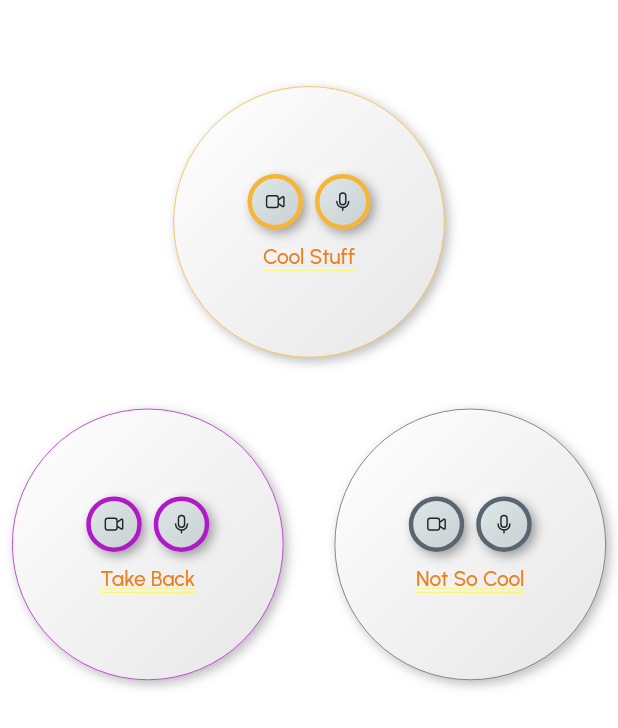
After one commit to LeoSammy/leejournal_v2, a Flutter app: the AudioView screen opened directly, after a tap on an icon or button, on a phone screen of 412 x 824 dp. The commit adds this screen. Shown: the top 728 px of the screen. Run offline on Flutter 3.47's test engine with Material 3 defaults, Android fonts, the phone set to English and light mode, and no system bars; drawn by our look-alikes of flutter_neumorphic; our stand-ins replace device_preview, fluentui_icons, flutter_svg, gap, get; network calls fail.

Commit message:
feat: audio view for journal added

```diff
--- /dev/null
+++ b/lib/screens/home/audio_view.dart
@@ -0,0 +1,438 @@
+import 'package:fluentui_icons/fluentui_icons.dart';
+import 'package:flutter_neumorphic/flutter_neumorphic.dart';
+import 'package:gap/gap.dart';
+import 'package:leejournal/utils/utils.dart';
+import 'package:leejournal/widgets/widgets.dart';
+
+class AudioView extends StatefulWidget {
+  const AudioView({Key? key}) : super(key: key);
+
+  @override
+  State<AudioView> createState() => _AudioViewState();
+}
+
+class _AudioViewState extends State<AudioView> {
+  OverlayEntry? overlayEntry;
+
+  final GlobalKey _sKey = GlobalKey();
+  final GlobalKey _myKey1 = GlobalKey();
+  final GlobalKey _myKey2 = GlobalKey();
+  final GlobalKey _myKey3 = GlobalKey();
+
+  get size => null;
+  //final recorder = RecordSound();
+
+  @override
+  void initState() {
+  //  recorder;
+    super.initState();
+  }
+
+  @override
+  void dispose() {
+  //  recorder.dispose();
+    overlayEntry?.dispose();
+    super.dispose();
+  }
+
+  //List<Widget> get myList => moodViewList;
+  late final stackItems = [
+    GestureDetector(
+      key: _myKey3,
+      onTap: () {
+        _swapIndex(_myKey3);
+      },
+      child: Align(
+        alignment: Alignment.bottomRight,
+        child: Neumorphic(
+          style: NeumorphicStyle(
+            shape: NeumorphicShape.convex,
+            boxShape: NeumorphicBoxShape.roundRect(BorderRadius.circular(100)),
+            border: const NeumorphicBorder(
+                width: 0.5, color: Styles.mainAppPaynesGray),
+            depth: 5,
+            intensity: 0.50,
+            surfaceIntensity: 0.25,
+            lightSource: LightSource.topLeft,
+            color: Theme.of(context).indicatorColor,
+          ),
+          child: SizedBox(
+              height: AppLayout.getHeight(180),
+              width: AppLayout.getWidth(180),
+              child: Column(
+                mainAxisAlignment: MainAxisAlignment.center,
+                crossAxisAlignment: CrossAxisAlignment.center,
+                children: [
+                  Row(
+                    mainAxisAlignment: MainAxisAlignment.center,
+                    children: [
+                      //recordVideo(AppColor.mainAppPaynesGray),
+                      NeumorphicButton(
+                        onPressed: () {
+                          _swapIndex(_myKey3);
+                          _showVideoOverlay(context);
+                        },
+                        style: const NeumorphicStyle(
+                          shape: NeumorphicShape.convex,
+                          border: NeumorphicBorder(
+                              width: 3,
+                              color:Styles.mainAppPaynesGray),
+                          depth: 5,
+                          boxShape: NeumorphicBoxShape.circle(),
+                        ),
+                        padding: const EdgeInsets.all(8.0),
+                        child: NeumorphicIcon(FluentSystemIcons.ic_fluent_video_regular,
+                            size:AppLayout.getHeight(15),
+                            style: const NeumorphicStyle(
+                                color: Styles.mainAppDarkMode)),
+                      ),
+                      Gap(AppLayout.getHeight(8)),
+                      // recordAudio(AppColor.mainAppPaynesGray),
+                      NeumorphicButton(
+                        onPressed: () {
+                          _swapIndex(_myKey3);
+                          _showAudioOverlay(context, "Not So Cool",
+                              Styles.mainAppPaynesGray);
+                        },
+                        style: const NeumorphicStyle(
+                          shape: NeumorphicShape.convex,
+                          border: NeumorphicBorder(
+                              width: 3,
+                              color: Styles.mainAppPaynesGray),
+                          depth: 5,
+                          boxShape: NeumorphicBoxShape.circle(),
+                        ),
+                        padding: const EdgeInsets.all(8.0),
+                        child: NeumorphicIcon( FluentSystemIcons.ic_fluent_mic_on_regular,
+                            size: AppLayout.getHeight(15),
+                            style: const NeumorphicStyle(
+                                color: Styles.mainAppDarkMode)),
+                      )
+                    ],
+                  ),
+                  Gap(AppLayout.getHeight(10)),
+                  NormalText(
+                    text: 'Not So Cool',
+                    fontWeight: FontWeight.w500,
+                    color: Theme.of(context).textTheme.titleMedium!.color,
+                  )
+                ],
+              )),
+        ),
+      ),
+    ),
+    GestureDetector(
+      key: _myKey2,
+      onTap: () {
+        _swapIndex(
+          _myKey2,
+        );
+      },
+      child: Align(
+        alignment: Alignment.bottomLeft,
+        child: Neumorphic(
+          style: NeumorphicStyle(
+            shape: NeumorphicShape.convex,
+            boxShape: NeumorphicBoxShape.roundRect(BorderRadius.circular(100)),
+            border: const NeumorphicBorder(
+                width: 0.5, color: Styles.mainAppPurpleMunsell),
+            depth: 5,
+            intensity: 0.50,
+            surfaceIntensity: 0.25,
+            lightSource: LightSource.topLeft,
+              color: Theme.of(context).indicatorColor,
+          ),
+          child: SizedBox(
+              height: AppLayout.getHeight(180),
+              width: AppLayout.getWidth(180),
+              child: Column(
+                mainAxisAlignment: MainAxisAlignment.center,
+                crossAxisAlignment: CrossAxisAlignment.center,
+                children: [
+                  Row(
+                    mainAxisAlignment: MainAxisAlignment.center,
+                    children: [
+                      //     recordVideo(AppColor.mainAppPurpleMunsell),
+                      NeumorphicButton(
+                        onPressed: () {
+                          _swapIndex(_myKey2);
+                          _showVideoOverlay(context);
+                        },
+                        style: const NeumorphicStyle(
+                          shape: NeumorphicShape.convex,
+                          border: NeumorphicBorder(
+                              width: 3,
+                              color: Styles.mainAppPurpleMunsell),
+                          depth: 5,
+                          boxShape: NeumorphicBoxShape.circle(),
+                        ),
+                        padding: const EdgeInsets.all(8.0),
+                        child: NeumorphicIcon(FluentSystemIcons.ic_fluent_video_regular,
+                            size: AppLayout.getHeight(15),
+                            style: const NeumorphicStyle(
+                                color: Styles.mainAppDarkMode)),
+                      ),
+                      Gap(AppLayout.getHeight(8)),
+                      //   recordAudio(AppColor.mainAppPurpleMunsell)
+                      NeumorphicButton(
+                        onPressed: () {
+                          _swapIndex(_myKey2);
+                          _showAudioOverlay(context, "Take Back",
+                              Styles.mainAppPurpleMunsell);
+                        },
+                        style: const NeumorphicStyle(
+                          shape: NeumorphicShape.convex,
+                          border: NeumorphicBorder(
+                              width:3,
+                              color: Styles.mainAppPurpleMunsell),
+                          depth: 5,
+                          boxShape: NeumorphicBoxShape.circle(),
+                        ),
+                        padding: const EdgeInsets.all(8.0),
+                        child: NeumorphicIcon( FluentSystemIcons.ic_fluent_mic_on_regular,
+                            size: AppLayout.getHeight(15),
+                            style: const NeumorphicStyle(
+                                color: Styles.mainAppDarkMode)),
+                      )
+                    ],
+                  ),
+                  Gap(AppLayout.getHeight(10)),
+                  NormalText(
+                    text: 'Take Back',
+                    fontWeight: FontWeight.w500,
+                    color: Theme.of(context).textTheme.titleMedium!.color,
+                  )
+                ],
+              )),
+        ),
+      ),
+    ),
+    GestureDetector(
+      key: _myKey1,
+      onTap: () {
+        _swapIndex(_myKey1);
+      },
+      child: Align(
+        alignment: Alignment.topCenter,
+        child: Neumorphic(
+          style: NeumorphicStyle(
+            shape: NeumorphicShape.convex,
+            boxShape: NeumorphicBoxShape.roundRect(BorderRadius.circular(100)),
+            border: const NeumorphicBorder(
+                width: 0.5, color:Styles.mainAppYellowGlow),
+            depth: 5,
+            intensity: 0.50,
+            surfaceIntensity: 0.25,
+            lightSource: LightSource.topLeft,
+            color: Theme.of(context).indicatorColor,
+          ),
+          child: SizedBox(
+              height: AppLayout.getHeight(180),
+              width: AppLayout.getWidth(180),
+              child: Column(
+                mainAxisAlignment: MainAxisAlignment.center,
+                crossAxisAlignment: CrossAxisAlignment.center,
+                children: [
+                  Row(
+                    mainAxisAlignment: MainAxisAlignment.center,
+                    children: [
+                      //  recordVideo(AppColor.mainAppYellowGlow),
+                      NeumorphicButton(
+                        onPressed: () {
+                          _swapIndex(_myKey1);
+                          _showVideoOverlay(context);
+                        },
+                        style: const NeumorphicStyle(
+                          shape: NeumorphicShape.convex,
+                          border: NeumorphicBorder(
+                              width: 3,
+                              color: Styles.mainAppYellowGlow),
+                          depth: 5,
+                          boxShape: NeumorphicBoxShape.circle(),
+                        ),
+                        padding: const EdgeInsets.all(8.0),
+                        child: NeumorphicIcon(FluentSystemIcons.ic_fluent_video_regular,
+                            size: AppLayout.getHeight(15),
+                            style: const NeumorphicStyle(
+                                color: Styles.mainAppDarkMode)),
+                      ),
+                      Gap(AppLayout.getWidth(8)),
+                      NeumorphicButton(
+                        onPressed: () {
+                          _swapIndex(_myKey1);
+                          _showAudioOverlay(context, "Cool Stuff",
+                              Styles.mainAppYellowGlow);
+                        },
+                        style: const NeumorphicStyle(
+                          shape: NeumorphicShape.convex,
+                          border: NeumorphicBorder(
+                              width: 3,
+                              color: Styles.mainAppYellowGlow),
+                          depth: 5,
+                          boxShape: NeumorphicBoxShape.circle(),
+                        ),
+                        padding: const EdgeInsets.all(8.0),
+                        child: NeumorphicIcon(
+  FluentSystemIcons.ic_fluent_mic_on_regular,
+                            size: AppLayout.getHeight(15),
+                            style: const NeumorphicStyle(
+                                color: Styles.mainAppDarkMode)),
+                        // child:Icon( recorder.soundRecorder.isRecording ? AppIcons.stop: AppIcons.mic_1),
+                      )
+                    ],
+                  ),
+                  Gap(AppLayout.getHeight(10)),
+                  NormalText(
+                    text: 'Cool Stuff',
+                    fontWeight: FontWeight.w500,
+                    color: Theme.of(context).textTheme.titleMedium!.color,
+                  ),
+                ],
+              )),
+        ),
+      ),
+    ),
+  ];
+
+  @override
+  Widget build(BuildContext context) {
+
+    final size = AppLayout.getSize(context);
+    return SingleChildScrollView(
+      child: Container(
+        margin: EdgeInsets.only(top: size.height * 0.060),
+        height: size.height * 0.50,
+        padding: const EdgeInsets.all(8.0),
+        child: AnimatedSwitcher(
+          duration: const Duration(milliseconds: 600),
+          transitionBuilder: (Widget child, Animation<double> animation) {
+            return ScaleTransition(scale: animation, child: child);
+          },
+          child: Stack(
+            key: _sKey,
+            children: stackItems,
+          ),
+        ),
+      ),
+    );
+  }
+
+  void _swapIndex(GlobalKey wKey) {
+    final renderedWidget = _sKey.currentWidget
+    as Stack; //Get the specific widget associated with global key  and cast it as a Stack (Must be a subtype of Stack)
+    int currIndex = renderedWidget.children.indexOf(wKey.currentWidget!);
+    int topIndex = stackItems.length -
+        1; //Given the moodViewList has only 3 elements, compute the index of topmost widget and return that widget
+    if (currIndex == 1 || currIndex == 0) {
+      setState(() {
+        final temp = stackItems[currIndex];
+        stackItems[currIndex] = stackItems[topIndex];
+        stackItems[topIndex] = temp;
+      });
+    } else if (currIndex == 2) {
+      print('leave as is');
+    }
+  }
+
+  // Future _recordAudio() async {
+  //   final recStatus = recorder.soundRecorder!.isRecording;
+  //   if (recStatus) {
+  //     await recorder.stopRecord();
+  //     setState(() {});
+  //   } else {
+  //     await recorder.startRecord();
+  //     setState(() {});
+  //   }
+  // }
+
+  void _showAudioOverlay(
+      BuildContext context,
+      String text,
+      Color color,
+      ) {
+    var moodColor = Styles.primaryColorLight;
+    moodColor = color;
+    final moodText = text;
+    overlayEntry = OverlayEntry(
+        opaque: true,
+        builder: (context) {
+          return GestureDetector(
+            behavior: HitTestBehavior.opaque,
+            onTap: () {
+              _hideOverlay();
+            },
+            child: Scaffold(
+              body: Align(
+                child: Neumorphic(
+                  style: NeumorphicStyle(
+                    shape: NeumorphicShape.convex,
+                    boxShape: NeumorphicBoxShape.roundRect(
+                        BorderRadius.circular(100)),
+                    border: NeumorphicBorder(width: 0.5, color: moodColor),
+                    depth: 5,
+                    intensity: 0.50,
+                    surfaceIntensity: 0.25,
+                    lightSource: LightSource.topLeft,
+                      color: Theme.of(context).indicatorColor,
+                  ),
+                  child: SizedBox(
+                      height: AppLayout.getHeight(180),
+                      width: AppLayout.getWidth(180),
+                      child: Column(
+                        mainAxisAlignment: MainAxisAlignment.center,
+                        crossAxisAlignment: CrossAxisAlignment.center,
+                        children: [
+                          Row(
+                            mainAxisAlignment: MainAxisAlignment.center,
+                            children: [
+                              NeumorphicButton(
+                                onPressed: () {
+                                  //_recordAudio();
+                                },
+                                //TODO to be edited to take context color
+                                style: NeumorphicStyle(
+                                  shape: NeumorphicShape.convex,
+                                  border: NeumorphicBorder(
+                                      width: 3,
+                                      color: moodColor),
+                                  depth: 5,
+                                  boxShape: const NeumorphicBoxShape.circle(),
+                                ),
+                                padding: const EdgeInsets.all(8.0),
+                                child: NeumorphicIcon(
+                                 //   recorder.soundRecorder!.isRecording
+                                  size == 0
+                                        ? Icons.stop
+                                        : Icons.mic_external_off_outlined,
+                                    size: AppLayout.getHeight(15),
+                                    style: const NeumorphicStyle(
+                                        color: Styles.mainAppDarkMode)),
+                                // child:Icon( recorder.soundRecorder.isRecording ? AppIcons.stop: AppIcons.mic_1),
+                              )
+                            ],
+                          ),
+                          Gap(AppLayout.getHeight(10)),
+                          NormalText(
+                            text: moodText,
+                            fontWeight: FontWeight.bold,
+                            color: Theme.of(context).textTheme.titleMedium!.color,
+                          ),
+                        ],
+                      )),
+                ),
+              ),
+            ),
+          );
+        });
+
+    // inserting overlay entry
+    Overlay.of(context, debugRequiredFor: widget).insert(overlayEntry!);
+  }
+
+  void _hideOverlay() {
+    overlayEntry?.remove();
+    overlayEntry = null;
+  }
+
+  void _showVideoOverlay(BuildContext context) {}
+}
--- a/lib/utils/themes/dark_theme.dart
+++ b/lib/utils/themes/dark_theme.dart
@@ -11,7 +11,7 @@ ThemeData darkTheme() {
       visualDensity: VisualDensity.adaptivePlatformDensity,
       cardColor: Styles.primaryColorLight,
       canvasColor: Styles.bgColorDark.withOpacity(0.9),
-      indicatorColor: Styles.primaryColor,
+      indicatorColor: Styles.primaryColorLight,
       colorScheme: ColorScheme.fromSeed(seedColor: Styles.primaryColorDark)
     // colorScheme: ColorScheme.dark(
     //     background: Styles.bgColorDark,
--- a/lib/utils/themes/light_theme.dart
+++ b/lib/utils/themes/light_theme.dart
@@ -11,7 +11,7 @@ ThemeData lightTheme(){
     appBarTheme: appBarTheme(),
     cardColor: Styles.whiteCold,
     canvasColor: Styles.white100,
-    indicatorColor: Styles.primaryColor,
+    indicatorColor: Styles.white,
     textTheme: textTheme(),
 
   );
--- a/pubspec.yaml
+++ b/pubspec.yaml
@@ -35,6 +35,9 @@ dependencies:
   flutter_svg: ^2.0.10+1
   gap: ^3.0.1
   fluentui_icons: ^1.0.0
+  avatar_glow: ^2.0.2
+  flutter_neumorphic: ^3.2.0
+  flutter_emoji: ^2.5.1
 
 
   # The following adds the Cupertino Icons font to your application.
```
Also changed, not shown: lib/screens/home/home_page.dart (+98 -90 lines).
